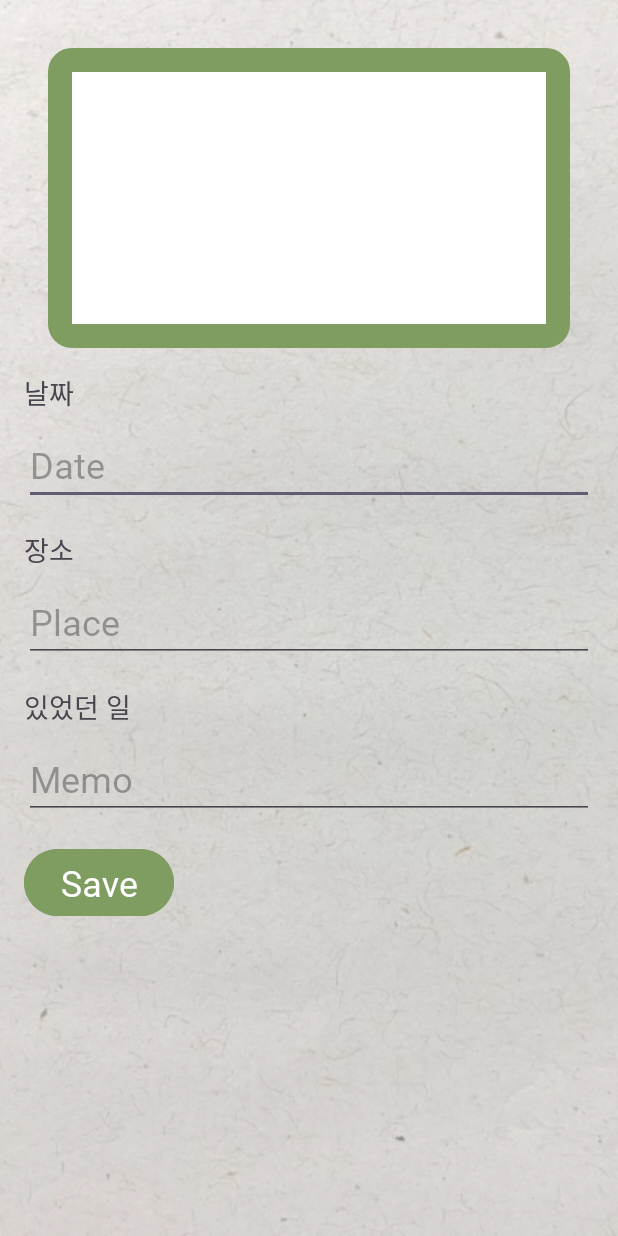
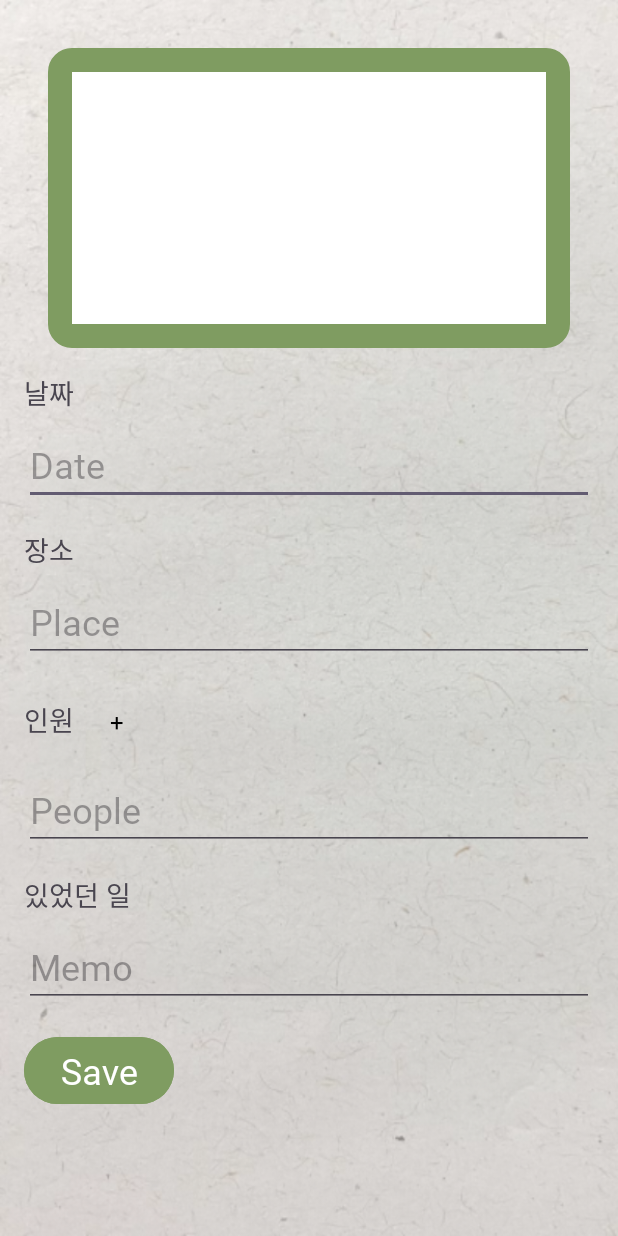
Before and after one commit to eunyoung-1118/MadCamp_Week1, an Android app: the ImageDetailActivity screen opened directly, with no data from a screen before it, on a phone screen of 412 x 824 dp. Run offline under Robolectric (Android 15) with nearby library versions, the phone set to English and light mode, and no system bars; our stand-ins replace Room's generated code, data binding.

Commit message:
<feat> 각 이미지에 대해 인원 기록 추가 각 이미지에 대해 사람 기록 기능 추가, 각 사람을 클릭했을 때 그 사람의 프로필로 이동하도록 구현

```diff
--- a/app/src/main/java/com/example/madcamp_week1/data/db/AppDatabase.kt
+++ b/app/src/main/java/com/example/madcamp_week1/data/db/AppDatabase.kt
@@ -3,7 +3,7 @@ package com.example.madcamp_week1.data.db
 import androidx.room.Database
 import androidx.room.RoomDatabase
 
-@Database(entities = [ImageDetail::class, PhoneBook::class], version = 4)
+@Database(entities = [ImageDetail::class, PhoneBook::class], version = 5)
 abstract class AppDatabase : RoomDatabase() {
     abstract fun imageDetailDao(): ImageDetailDao
     abstract fun phoneBookDao(): PhoneBookDao
--- a/app/src/main/java/com/example/madcamp_week1/data/db/ImageDetail.kt
+++ b/app/src/main/java/com/example/madcamp_week1/data/db/ImageDetail.kt
@@ -9,6 +9,7 @@ data class ImageDetail(
     var date: String?,
     var place: String?,
     var memo: String?,
+    var people: String?,
     val imageUri: String? // 새로운 필드 추가
 
 )
--- a/app/src/main/java/com/example/madcamp_week1/data/db/PhoneBookDao.kt
+++ b/app/src/main/java/com/example/madcamp_week1/data/db/PhoneBookDao.kt
@@ -27,5 +27,6 @@ interface PhoneBookDao {
     @Query("SELECT * FROM phone_book WHERE name = :name AND num = :num LIMIT 1")
     suspend fun getContactByNameAndNumber(name: String, num: String): PhoneBook?
 
-
+    @Query("SELECT * FROM phone_book WHERE name = :name LIMIT 1")
+    suspend fun getContactByName(name: String): PhoneBook
 }
--- a/app/src/main/java/com/example/madcamp_week1/data/repository/PhoneBookRepository.kt
+++ b/app/src/main/java/com/example/madcamp_week1/data/repository/PhoneBookRepository.kt
@@ -29,4 +29,7 @@ class PhoneBookRepository(private val phoneBookDao: PhoneBookDao) {
         return phoneBookDao.getContactByNameAndNumber(name, num)
     }
 
+    suspend fun getContactByName(name: String): PhoneBook {
+        return phoneBookDao.getContactByName(name)
+    }
 }
--- a/app/src/main/java/com/example/madcamp_week1/imageFragment.kt
+++ b/app/src/main/java/com/example/madcamp_week1/imageFragment.kt
@@ -83,6 +83,7 @@ class ImageFragment : Fragment() {
             date = null,
             place = null,
             memo = null,
+            people = null,
             imageUri = imageUri
         )
         repository.insert(imageDetail)
--- a/app/src/main/res/layout/activity_image_detail.xml
+++ b/app/src/main/res/layout/activity_image_detail.xml
@@ -47,6 +47,40 @@
             android:layout_height="wrap_content"
             android:hint="Place"
             android:layout_marginBottom="16dp"/>
+        <LinearLayout
+            android:layout_width="wrap_content"
+            android:layout_height="wrap_content"
+            android:orientation="horizontal"
+            android:layout_marginBottom="8dp">
+
+            <TextView
+                android:layout_width="0dp"
+                android:layout_height="wrap_content"
+                android:layout_weight="1"
+                android:text="인원"
+                android:textSize="18sp" />
+
+            <Button
+                android:id="@+id/addButton"
+                android:layout_width="0dp"
+                android:layout_height="wrap_content"
+                android:layout_weight="1"
+                android:background="@android:color/transparent"
+                android:text="+"
+                android:textColor="@color/black"
+                android:gravity="center_vertical|start"
+                style="@style/CustomButton"/>
+        </LinearLayout>
+
+        <EditText
+            android:id="@+id/peopleEditText"
+            android:layout_width="match_parent"
+            android:layout_height="wrap_content"
+            android:hint="People"
+            android:layout_marginBottom="16dp"
+            android:focusable="false"
+            android:clickable="true"/>
+
 
         <TextView
             android:layout_width="match_parent"
@@ -69,5 +103,6 @@
             android:layout_height="wrap_content"
             android:text="Save"
             android:backgroundTint="#7F9C61"/>
+
     </LinearLayout>
 </layout>
--- a/app/src/main/res/layout/fragment_image.xml
+++ b/app/src/main/res/layout/fragment_image.xml
@@ -3,7 +3,7 @@
     xmlns:tools="http://schemas.android.com/tools"
     android:layout_width="match_parent"
     android:layout_height="match_parent"
-    tools:context=".imageFragment"
+    tools:context=".ImageFragment"
     android:background="@drawable/background">
 
     <androidx.appcompat.widget.Toolbar
--- a/app/src/main/res/layout/phone_profile.xml
+++ b/app/src/main/res/layout/phone_profile.xml
@@ -3,14 +3,14 @@
 <ScrollView xmlns:android="http://schemas.android.com/apk/res/android"
     android:layout_width="match_parent"
     android:layout_height="match_parent"
-    android:fillViewport="true"
-    android:id="@+id/profile">
+    android:fillViewport="true">
 
     <LinearLayout
         android:layout_width="match_parent"
         android:layout_height="match_parent"
         android:background="#ffffffff"
-        android:orientation="vertical">
+        android:orientation="vertical"
+        android:id="@+id/profile">
 
         <androidx.appcompat.widget.Toolbar
             android:id="@+id/profile_toolbar"
--- a/app/src/main/res/values/themes.xml
+++ b/app/src/main/res/values/themes.xml
@@ -6,7 +6,14 @@
         <item name="android:fontFamily">@font/nanum</item>
         <item name="fontFamily">@font/nanum</item>
         <item name="android:textSize">24sp</item>
+        <item name="buttonStyle">@style/CustomButton</item>
+
     </style>
-
     <style name="Theme.MadCamp_Week1" parent="Base.Theme.MadCamp_Week1" />
+    <!-- 커스텀 버튼 스타일 정의 -->
+    <style name="CustomButton" parent="Widget.AppCompat.Button">
+        <item name="android:background">@android:color/transparent</item>
+        <item name="android:textColor">@color/black</item>
+        <item name="android:textSize">16sp</item>
+    </style>
 </resources>
```
Also changed, not shown: app/src/main/java/com/example/madcamp_week1/ImageDetailActivity.kt (+100 -3 lines), app/src/main/java/com/example/madcamp_week1/phoneProfileActivity.kt (added, +93 -0 lines).
